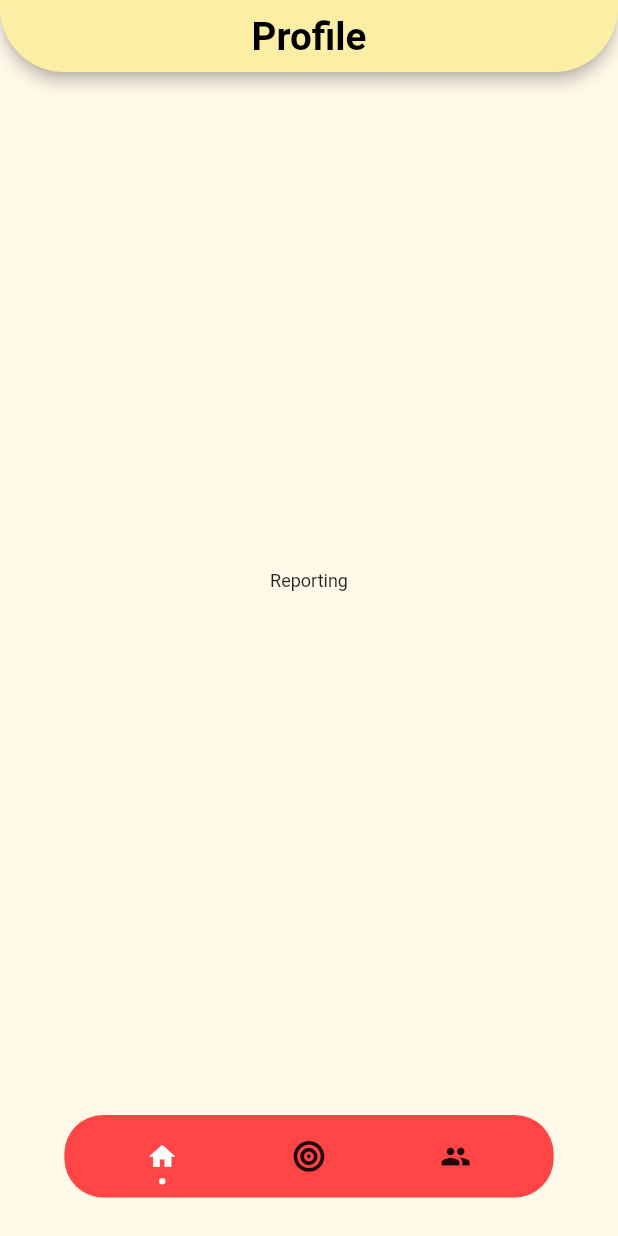
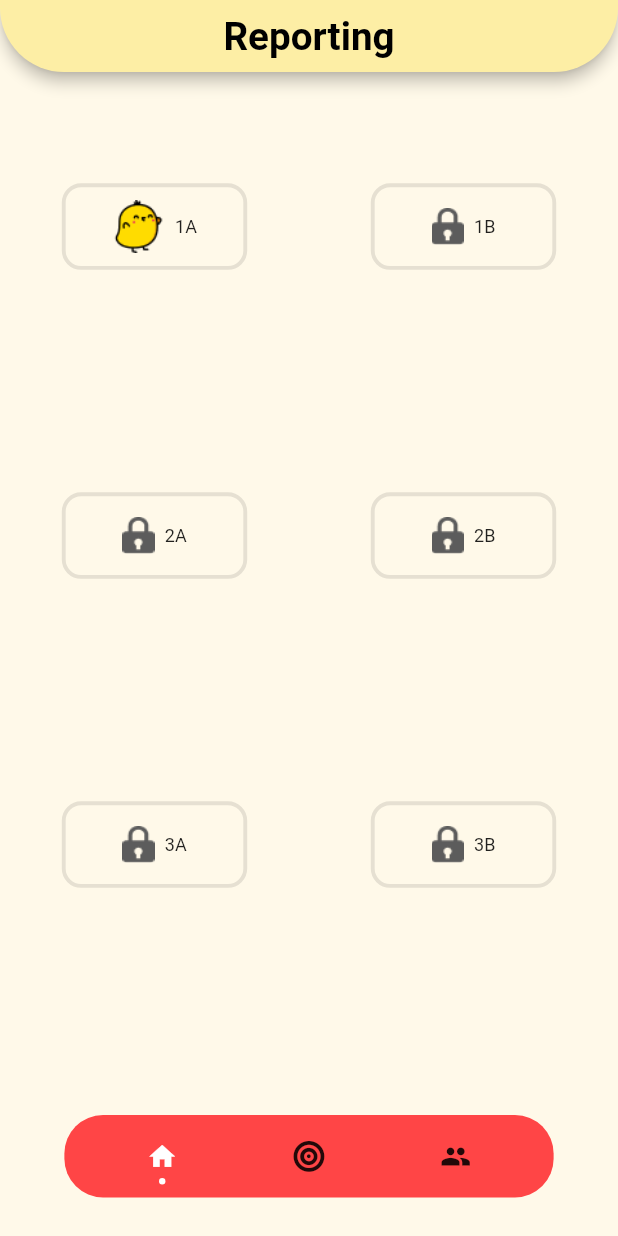
Before and after one commit to fleetimee/kurikara-divincarnate, a Flutter app: the ReportingPage screen opened by its route, on a phone screen of 412 x 824 dp. Run offline on Flutter 3.47's test engine with Material 2 defaults, Android fonts, the phone set to English and light mode, and no system bars; drawn by our look-alikes of dot_navigation_bar; our stand-ins replace flex_color_scheme, flutter_animate, flutter_form_builder, font_awesome_flutter, form_builder_validators, google_fonts and 2 more.

Commit message:
add: reporting ui page and fix respon in information profile

```diff
--- /dev/null
+++ b/lib/data/reporting_data.dart
@@ -0,0 +1,93 @@
+class ReportingData {
+  final String classReporting;
+  final String numberReporting;
+  final String imageUrl;
+  final bool isUnlocked;
+  final String routeName;
+
+  ReportingData({
+    required this.classReporting,
+    required this.numberReporting,
+    required this.imageUrl,
+    required this.isUnlocked,
+    this.routeName = '',
+  });
+}
+
+final List<ReportingData> reportingData = [
+  ReportingData(
+    classReporting: 'A',
+    numberReporting: '1',
+    imageUrl: 'assets/images/reporting1.png',
+    routeName: '/reportingdetail',
+    isUnlocked: true,
+  ),
+  ReportingData(
+    classReporting: 'B',
+    numberReporting: '1',
+    imageUrl: 'assets/images/reporting2.png',
+    isUnlocked: false,
+  ),
+  ReportingData(
+    classReporting: 'A',
+    numberReporting: '2',
+    imageUrl: 'assets/images/reporting2.png',
+    isUnlocked: false,
+  ),
+  ReportingData(
+    classReporting: 'B',
+    numberReporting: '2',
+    imageUrl: 'assets/images/reporting2.png',
+    isUnlocked: false,
+  ),
+
+
+  ReportingData(
+    classReporting: 'A',
+    numberReporting: '3',
+    imageUrl: 'assets/images/reporting2.png',
+    isUnlocked: false,
+  ),
+  ReportingData(
+    classReporting: 'B',
+    numberReporting: '3',
+    imageUrl: 'assets/images/reporting2.png',
+    isUnlocked: false,
+  ),
+  ReportingData(
+    classReporting: 'A',
+    numberReporting: '4',
+    imageUrl: 'assets/images/reporting2.png',
+    isUnlocked: false,
+  ),
+  ReportingData(
+    classReporting: 'B',
+    numberReporting: '4',
+    imageUrl: 'assets/images/reporting2.png',
+    isUnlocked: false,
+  ),
+  ReportingData(
+    classReporting: 'A',
+    numberReporting: '5',
+    imageUrl: 'assets/images/reporting2.png',
+    isUnlocked: false,
+  ),
+  ReportingData(
+    classReporting: 'B',
+    numberReporting: '5',
+    imageUrl: 'assets/images/reporting2.png',
+    isUnlocked: false,
+  ),
+  ReportingData(
+    classReporting: 'A',
+    numberReporting: '6',
+    imageUrl: 'assets/images/reporting2.png',
+    isUnlocked: false,
+  ),
+  ReportingData(
+    classReporting: 'B',
+    numberReporting: '6',
+    imageUrl: 'assets/images/reporting2.png',
+    isUnlocked: false,
+  ),
+];
--- a/lib/screen/home/home_ui.dart
+++ b/lib/screen/home/home_ui.dart
@@ -4,6 +4,7 @@ import 'package:huixinapp/data/active_students.dart';
 import 'package:huixinapp/data/home_course.dart';
 
 import '../../widget/AppBar/appbar_style.dart';
+import '../../widget/navigator_style.dart';
 
 class HomePage extends StatelessWidget {
   const HomePage({super.key});
@@ -176,7 +177,7 @@ class HomePage extends StatelessWidget {
           ],
         ),
       ),
-      // bottomNavigationBar: const NavigatorBar(),
+      bottomNavigationBar: const NavigatorBar(),
     );
   }
 }
--- a/lib/screen/reporting/reporting_ui.dart
+++ b/lib/screen/reporting/reporting_ui.dart
@@ -1,6 +1,8 @@
 import 'package:flutter/material.dart';
+import 'package:huixinapp/app/const/color.dart';
 import 'package:huixinapp/widget/AppBar/appbar_style.dart';
 
+import '../../data/reporting_data.dart';
 import '../../widget/navigator_style.dart';
 
 class ReportingPage extends StatelessWidget {
@@ -10,12 +12,52 @@ class ReportingPage extends StatelessWidget {
   Widget build(BuildContext context) {
     return Scaffold(
       appBar: AppBarDefault(
-        title: "Profile",
+        title: "Reporting",
       ),
-      body: const Center(
-        child: Text('Reporting'),
+      body: Container(
+        alignment: Alignment.center,
+        height: MediaQuery.of(context).size.height * 0.8,
+        child: GridView.count(
+          crossAxisCount: 2,
+          children: List.generate(12, (index) {
+            return Center(
+              child:
+                GestureDetector(
+                onTap: () {
+                      reportingData[index].isUnlocked == true
+                          ? Navigator.pushNamed(
+                              context, reportingData[index].routeName)
+                          : null;
+                    },
+                  child: Container(
+                    height: MediaQuery.of(context).size.height * 0.07,
+                    width: MediaQuery.of(context).size.width * 0.3,
+                    decoration: BoxDecoration(
+                        borderRadius: BorderRadius.circular(15),
+                        border: Border.all(color: AppColors.borderform, width: 3)),
+                    child: Row(
+                      mainAxisAlignment: MainAxisAlignment.center,
+                      crossAxisAlignment: CrossAxisAlignment.center,
+                      children: [
+                        Image.asset(
+                          reportingData[index].imageUrl,
+                        ),
+                        const SizedBox(width: 8),
+                        Text(reportingData[index].numberReporting),
+                        const SizedBox(
+                          height: 8,
+                        ),
+                        Text(reportingData[index].classReporting),
+                      ],
+                    ),
+                  ),
+                ),
+
+            );
+          }),
+        ),
       ),
-      bottomNavigationBar: NavigatorBar(),
+      bottomNavigationBar: const NavigatorBar(),
     );
   }
 }
--- a/lib/widget/navigator_style.dart
+++ b/lib/widget/navigator_style.dart
@@ -21,8 +21,8 @@ class _NavigatorBarState extends State<NavigatorBar> {
         case _SelectedTab.home:
           Navigator.pushNamed(context, '/home');
           break;
-        case _SelectedTab.ranked:
-          Navigator.pushNamed(context, '/reportingdetail');
+        case _SelectedTab.reporting:
+          Navigator.pushNamed(context, '/reporting');
           break;
         case _SelectedTab.profile:
           Navigator.pushNamed(context, '/profile');
@@ -66,4 +66,4 @@ class _NavigatorBarState extends State<NavigatorBar> {
   }
 }
 
-enum _SelectedTab { home, ranked, profile }
+enum _SelectedTab { home, reporting, profile }
```
Also changed, not shown: lib/data/profile_followers.dart (added, +24 -0 lines), lib/screen/profile/profile_ui.dart (+69 -16 lines), assets/images/reporting1.png (added), assets/images/reporting2.png (added).
